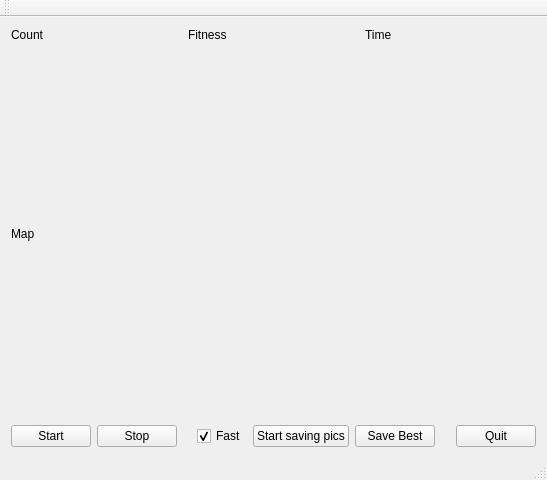
Old version of the form mainwindow.ui in the repository icoz/evo.
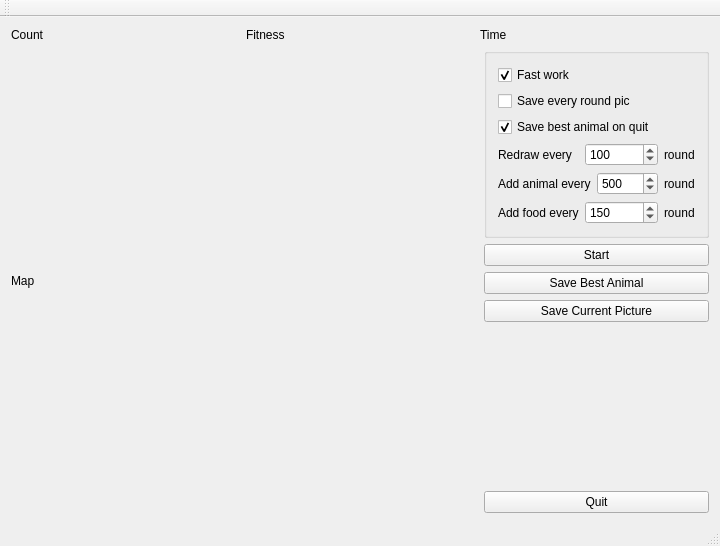
New version of the form.

Patch:
```diff
--- a/mainwindow.ui
+++ b/mainwindow.ui
@@ -6,15 +6,15 @@
    <rect>
     <x>0</x>
     <y>0</y>
-    <width>547</width>
-    <height>480</height>
+    <width>720</width>
+    <height>546</height>
    </rect>
   </property>
   <property name="windowTitle">
    <string>MainWindow</string>
   </property>
   <widget class="QWidget" name="centralWidget">
-   <layout class="QVBoxLayout" name="verticalLayout">
+   <layout class="QVBoxLayout" name="verticalLayout_3">
     <item>
      <layout class="QHBoxLayout" name="horizontalLayout_2">
       <item>
@@ -41,6 +41,8 @@
      </layout>
     </item>
     <item>
+     <layout class="QHBoxLayout" name="horizontalLayout" stretch="1,0">
+      <item>
      <widget class="QLabel" name="label">
       <property name="sizePolicy">
        <sizepolicy hsizetype="Preferred" vsizetype="Expanding">
@@ -54,70 +56,176 @@
      </widget>
     </item>
     <item>
-     <layout class="QHBoxLayout" name="horizontalLayout">
+       <layout class="QVBoxLayout" name="verticalLayout_2">
+        <item>
+         <widget class="QGroupBox" name="groupBox">
+          <property name="sizePolicy">
+           <sizepolicy hsizetype="Preferred" vsizetype="Expanding">
+            <horstretch>0</horstretch>
+            <verstretch>0</verstretch>
+           </sizepolicy>
+          </property>
+          <property name="title">
+           <string/>
+          </property>
+          <property name="flat">
+           <bool>false</bool>
+          </property>
+          <property name="checkable">
+           <bool>false</bool>
+          </property>
+          <layout class="QVBoxLayout" name="verticalLayout">
+           <item>
+            <widget class="QCheckBox" name="cbxFast">
+             <property name="text">
+              <string>Fast work</string>
+             </property>
+             <property name="checked">
+              <bool>true</bool>
+             </property>
+            </widget>
+           </item>
+           <item>
+            <widget class="QCheckBox" name="cbxSavePics">
+             <property name="text">
+              <string>Save every round pic</string>
+             </property>
+            </widget>
+           </item>
+           <item>
+            <widget class="QCheckBox" name="cbxSaveOnQuit">
+             <property name="text">
+              <string>Save best animal on quit</string>
+             </property>
+             <property name="checked">
+              <bool>true</bool>
+             </property>
+            </widget>
+           </item>
+           <item>
+            <layout class="QGridLayout" name="gridLayout">
+             <item row="2" column="1" colspan="2">
+              <widget class="QSpinBox" name="sbFood">
+               <property name="minimum">
+                <number>1</number>
+               </property>
+               <property name="maximum">
+                <number>15000</number>
+               </property>
+               <property name="value">
+                <number>150</number>
+               </property>
+              </widget>
+             </item>
+             <item row="2" column="3">
+              <widget class="QLabel" name="label_7">
+               <property name="text">
+                <string>round</string>
+               </property>
+              </widget>
+             </item>
+             <item row="0" column="3">
+              <widget class="QLabel" name="label_4">
+               <property name="text">
+                <string>round</string>
+               </property>
+              </widget>
+             </item>
+             <item row="0" column="0">
+              <widget class="QLabel" name="label_2">
+               <property name="text">
+                <string>Redraw every</string>
+               </property>
+              </widget>
+             </item>
+             <item row="1" column="0" colspan="2">
+              <widget class="QLabel" name="label_3">
+               <property name="text">
+                <string>Add animal every</string>
+               </property>
+              </widget>
+             </item>
+             <item row="2" column="0">
+              <widget class="QLabel" name="label_6">
+               <property name="text">
+                <string>Add food every</string>
+               </property>
+              </widget>
+             </item>
+             <item row="1" column="3">
+              <widget class="QLabel" name="label_5">
+               <property name="text">
+                <string>round</string>
+               </property>
+              </widget>
+             </item>
+             <item row="1" column="2">
+              <widget class="QSpinBox" name="sbAnimal">
+               <property name="minimum">
+                <number>1</number>
+               </property>
+               <property name="maximum">
+                <number>15000</number>
+               </property>
+               <property name="value">
+                <number>500</number>
+               </property>
+              </widget>
+             </item>
+             <item row="0" column="1" colspan="2">
+              <widget class="QSpinBox" name="sbRedraw">
+               <property name="minimum">
+                <number>1</number>
+               </property>
+               <property name="maximum">
+                <number>15000</number>
+               </property>
+               <property name="value">
+                <number>100</number>
+               </property>
+              </widget>
+             </item>
+            </layout>
+           </item>
+          </layout>
+         </widget>
+        </item>
       <item>
        <widget class="QPushButton" name="btnStart">
         <property name="text">
          <string>Start</string>
         </property>
-       </widget>
-      </item>
-      <item>
-       <widget class="QPushButton" name="btnStop">
-        <property name="text">
-         <string>Stop</string>
-        </property>
-       </widget>
-      </item>
-      <item>
-       <spacer name="horizontalSpacer_2">
-        <property name="orientation">
-         <enum>Qt::Horizontal</enum>
-        </property>
-        <property name="sizeHint" stdset="0">
-         <size>
-          <width>40</width>
-          <height>20</height>
-         </size>
-        </property>
-       </spacer>
-      </item>
-      <item>
-       <widget class="QCheckBox" name="cbxFast">
-        <property name="text">
-         <string>Fast</string>
-        </property>
-        <property name="checked">
-         <bool>true</bool>
-        </property>
-       </widget>
-      </item>
-      <item>
-       <widget class="QPushButton" name="btnSavePics">
-        <property name="text">
-         <string>Start saving pics</string>
-        </property>
         <property name="checkable">
          <bool>true</bool>
         </property>
+          <property name="autoDefault">
+           <bool>true</bool>
+          </property>
        </widget>
       </item>
       <item>
        <widget class="QPushButton" name="btnSaveBest">
         <property name="text">
-         <string>Save Best</string>
+           <string>Save Best Animal</string>
         </property>
        </widget>
       </item>
       <item>
-       <spacer name="horizontalSpacer">
+         <widget class="QPushButton" name="btnSavePic">
+          <property name="text">
+           <string>Save Current Picture</string>
+          </property>
+         </widget>
+        </item>
+        <item>
+         <spacer name="verticalSpacer">
         <property name="orientation">
-         <enum>Qt::Horizontal</enum>
+           <enum>Qt::Vertical</enum>
         </property>
         <property name="sizeHint" stdset="0">
          <size>
-          <width>40</width>
-          <height>20</height>
+            <width>20</width>
+            <height>40</height>
          </size>
         </property>
        </spacer>
@@ -132,6 +240,8 @@
      </layout>
     </item>
    </layout>
+    </item>
+   </layout>
   </widget>
   <widget class="QMenuBar" name="menuBar">
    <property name="geometry">
```
Left out of the diff: 2 changed lines with no effect on the pictures. Lines whose indentation alone changed are shown as unchanged.
